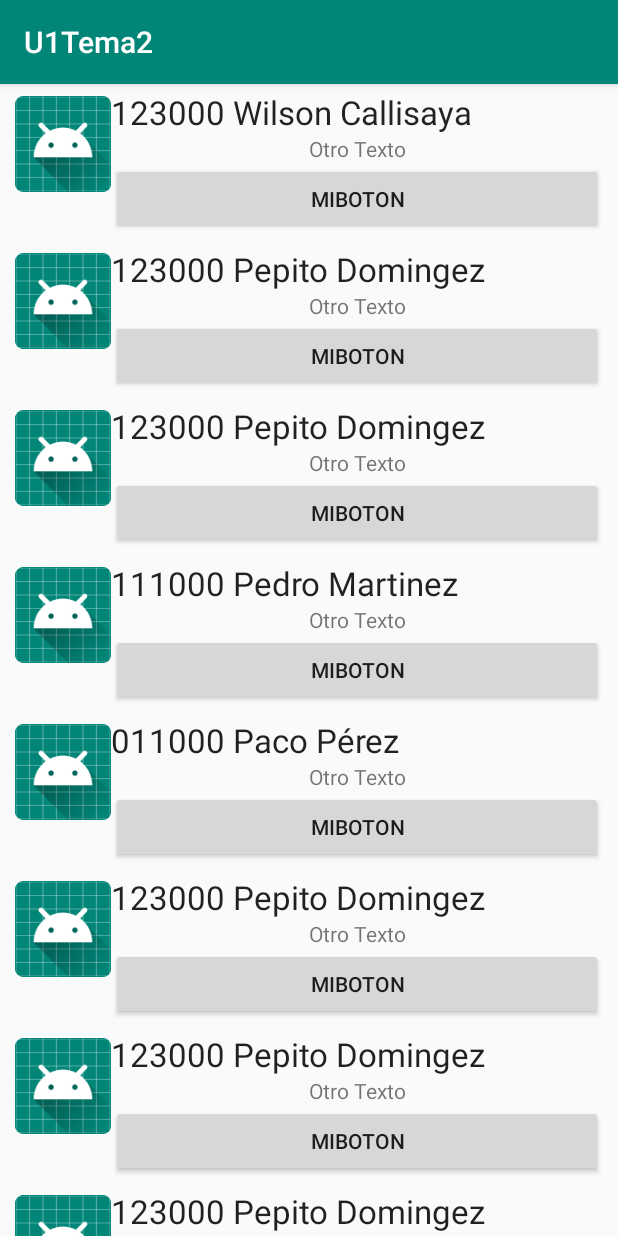
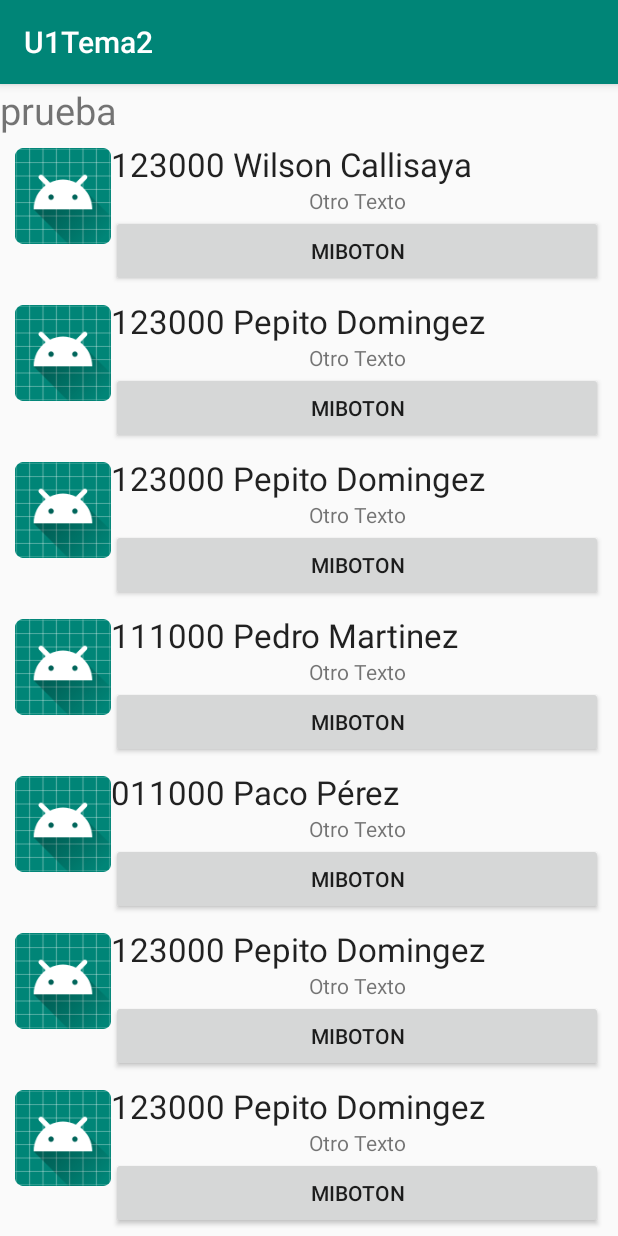
Before and after one commit to angelabalaguer/U1Tema2AndroidVerano, an Android app: the MiRecyclerView screen opened directly, with no data from a screen before it, on a phone screen of 412 x 824 dp. Run offline under Robolectric (Android 15) with nearby library versions, the phone set to English and light mode, and no system bars.

Commit message:
agrupando en carpetas

```diff
--- a/app/src/main/java/com/acrispin/u1tema2/MiFragmentTabhost.java
+++ b/app/src/main/java/com/acrispin/u1tema2/FragmentTabHost/MiFragmentTabhost.java
@@ -1,10 +1,11 @@
-package com.acrispin.u1tema2;
+package com.acrispin.u1tema2.FragmentTabHost;
 
-import androidx.appcompat.app.AppCompatActivity;
 import androidx.fragment.app.FragmentActivity;
 import androidx.fragment.app.FragmentTabHost;
 
 import android.os.Bundle;
+
+import com.acrispin.u1tema2.R;
 
 public class MiFragmentTabhost extends FragmentActivity {
     private FragmentTabHost tabHost;
--- a/app/src/main/java/com/acrispin/u1tema2/Tab2.java
+++ b/app/src/main/java/com/acrispin/u1tema2/FragmentTabHost/Tab2.java
@@ -1,4 +1,4 @@
-package com.acrispin.u1tema2;
+package com.acrispin.u1tema2.FragmentTabHost;
 
 import android.os.Bundle;
 import android.view.LayoutInflater;
@@ -6,6 +6,8 @@ import android.view.View;
 import android.view.ViewGroup;
 
 import androidx.fragment.app.Fragment;
+
+import com.acrispin.u1tema2.R;
 
 public class Tab2 extends Fragment {
     @Override
--- a/app/src/main/java/com/acrispin/u1tema2/MainActivity.java
+++ b/app/src/main/java/com/acrispin/u1tema2/MainActivity.java
@@ -6,6 +6,10 @@ import android.content.Intent;
 import android.os.Bundle;
 import android.view.Menu;
 import android.view.MenuItem;
+
+import com.acrispin.u1tema2.FragmentTabHost.MiFragmentTabhost;
+import com.acrispin.u1tema2.Multimedia.Multimedia;
+import com.acrispin.u1tema2.mireciclerview.MiRecyclerView;
 
 public class MainActivity extends AppCompatActivity {
 
--- a/app/src/main/java/com/acrispin/u1tema2/Multimedia.java
+++ b/app/src/main/java/com/acrispin/u1tema2/Multimedia/Multimedia.java
@@ -1,4 +1,4 @@
-package com.acrispin.u1tema2;
+package com.acrispin.u1tema2.Multimedia;
 
 import androidx.appcompat.app.AppCompatActivity;
 
@@ -6,6 +6,8 @@ import android.content.Intent;
 import android.media.MediaPlayer;
 import android.os.Bundle;
 import android.view.View;
+
+import com.acrispin.u1tema2.R;
 
 public class Multimedia  extends AppCompatActivity {
     MediaPlayer mp;
--- a/app/src/main/java/com/acrispin/u1tema2/Multimedia2.java
+++ b/app/src/main/java/com/acrispin/u1tema2/Multimedia/Multimedia2.java
@@ -1,10 +1,12 @@
-package com.acrispin.u1tema2;
+package com.acrispin.u1tema2.Multimedia;
 
 import androidx.appcompat.app.AppCompatActivity;
 
 import android.os.Bundle;
 import android.widget.MediaController;
 import android.widget.VideoView;
+
+import com.acrispin.u1tema2.R;
 
 public class Multimedia2  extends AppCompatActivity {
     private MediaController mediaController;
--- a/app/src/main/java/com/acrispin/u1tema2/InterfaceToast.java
+++ b/app/src/main/java/com/acrispin/u1tema2/mireciclerview/InterfaceToast.java
@@ -1,4 +1,4 @@
-package com.acrispin.u1tema2;
+package com.acrispin.u1tema2.mireciclerview;
 
 public interface InterfaceToast {
     void mensaje(String mensaje);
--- a/app/src/main/java/com/acrispin/u1tema2/MiAdaptador.java
+++ b/app/src/main/java/com/acrispin/u1tema2/mireciclerview/MiAdaptador.java
@@ -1,4 +1,4 @@
-package com.acrispin.u1tema2;
+package com.acrispin.u1tema2.mireciclerview;
 
 import android.content.Context;
 import android.view.LayoutInflater;
@@ -9,6 +9,8 @@ import android.widget.ImageView;
 import android.widget.TextView;
 
 import androidx.recyclerview.widget.RecyclerView;
+
+import com.acrispin.u1tema2.R;
 
 import java.util.Vector;
 
--- a/app/src/main/java/com/acrispin/u1tema2/MiRecyclerView.java
+++ b/app/src/main/java/com/acrispin/u1tema2/mireciclerview/MiRecyclerView.java
@@ -1,4 +1,4 @@
-package com.acrispin.u1tema2;
+package com.acrispin.u1tema2.mireciclerview;
 
 import androidx.appcompat.app.AppCompatActivity;
 import androidx.recyclerview.widget.LinearLayoutManager;
@@ -6,6 +6,8 @@ import androidx.recyclerview.widget.RecyclerView;
 
 import android.os.Bundle;
 import android.widget.Toast;
+
+import com.acrispin.u1tema2.R;
 
 import java.util.Vector;
 
--- a/app/src/main/res/layout/activity_intenciones.xml
+++ b/app/src/main/res/layout/activity_intenciones.xml
@@ -1,4 +1,7 @@
-<?xml version="1.0" encoding="utf-8"?>
+<ScrollView xmlns:android="http://schemas.android.com/apk/res/android"
+    android:orientation="vertical"
+    android:layout_width="match_parent"
+    android:layout_height="wrap_content">
 <LinearLayout xmlns:android="http://schemas.android.com/apk/res/android"
     xmlns:app="http://schemas.android.com/apk/res-auto"
     xmlns:tools="http://schemas.android.com/tools"
@@ -44,3 +47,4 @@
         android:text="Iniciar Navegacion"
         />
 </LinearLayout>
+</ScrollView>
--- a/app/src/main/res/layout/activity_mi_recycler_view.xml
+++ b/app/src/main/res/layout/activity_mi_recycler_view.xml
@@ -1,3 +1,18 @@
+
+<LinearLayout xmlns:android="http://schemas.android.com/apk/res/android"
+xmlns:app="http://schemas.android.com/apk/res-auto"
+xmlns:tools="http://schemas.android.com/tools"
+android:layout_width="match_parent"
+android:layout_height="match_parent"
+android:orientation="vertical" tools:context=".mireciclerview.MiRecyclerView">
+
+    <TextView
+        android:layout_width="wrap_content"
+        android:layout_height="wrap_content"
+        android:gravity="center"
+        android:text="prueba"
+        android:textSize="25dp" />
+
     <androidx.recyclerview.widget.RecyclerView
         xmlns:android="http://schemas.android.com/apk/res/android"
         android:id="@+id/recycler_view"
@@ -5,3 +20,5 @@
         android:layout_height="match_parent"
         android:layout_marginLeft="10dp"
         android:layout_marginRight="10dp"/>
+
+</LinearLayout>
--- a/app/src/main/res/layout/activity_multimedia.xml
+++ b/app/src/main/res/layout/activity_multimedia.xml
@@ -4,7 +4,7 @@
     xmlns:tools="http://schemas.android.com/tools"
     android:layout_width="match_parent"
     android:layout_height="match_parent"
-    tools:context=".Multimedia">
+    tools:context=".Multimedia.Multimedia">
     <Button
         android:id="@+id/button"
         android:layout_width="wrap_content"
--- a/app/src/main/res/layout/activity_multimedia2.xml
+++ b/app/src/main/res/layout/activity_multimedia2.xml
@@ -4,7 +4,7 @@
     xmlns:tools="http://schemas.android.com/tools"
     android:layout_width="match_parent"
     android:layout_height="match_parent"
-    tools:context=".Multimedia2">
+    tools:context=".Multimedia.Multimedia2">
     <VideoView
         android:id="@+id/videoView1"
         android:layout_width="0dp"
```
Also changed, not shown: app/src/main/AndroidManifest.xml (+5 -5 lines), app/src/main/java/com/acrispin/u1tema2/FragmentTabHost/Tab1.java (renamed from app/src/main/java/com/acrispin/u1tema2/Tab3.java, +5 -3 lines), app/src/main/java/com/acrispin/u1tema2/FragmentTabHost/Tab3.java (renamed from app/src/main/java/com/acrispin/u1tema2/Tab1.java, +5 -3 lines). Lines whose indentation alone changed are shown as unchanged.
